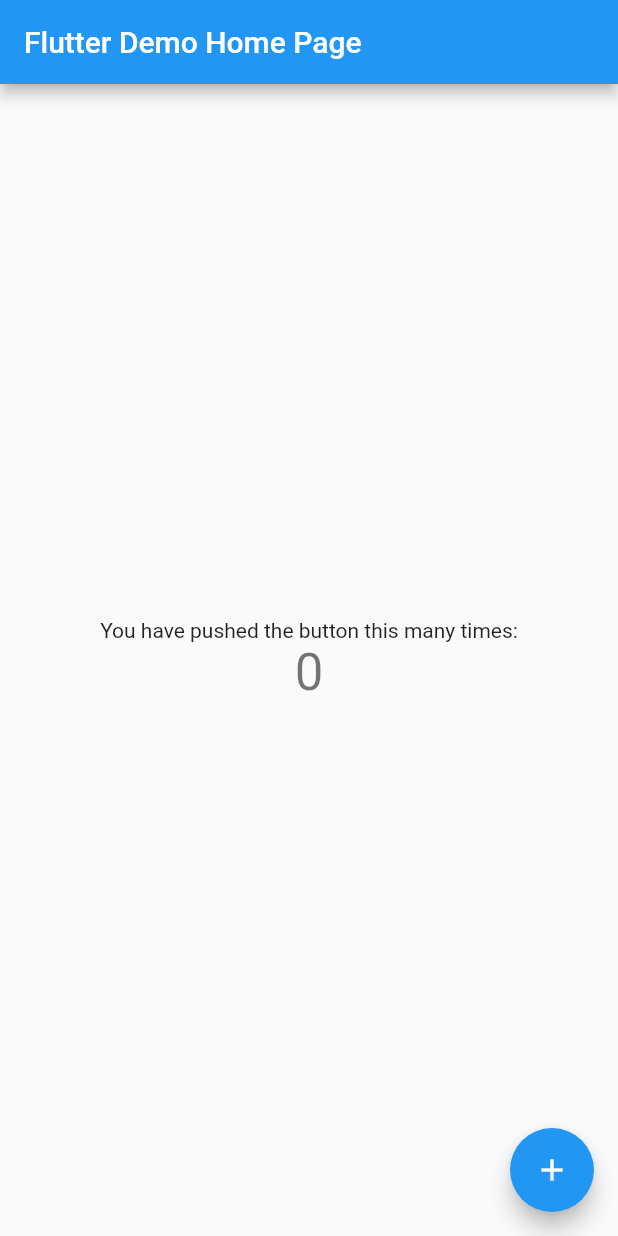
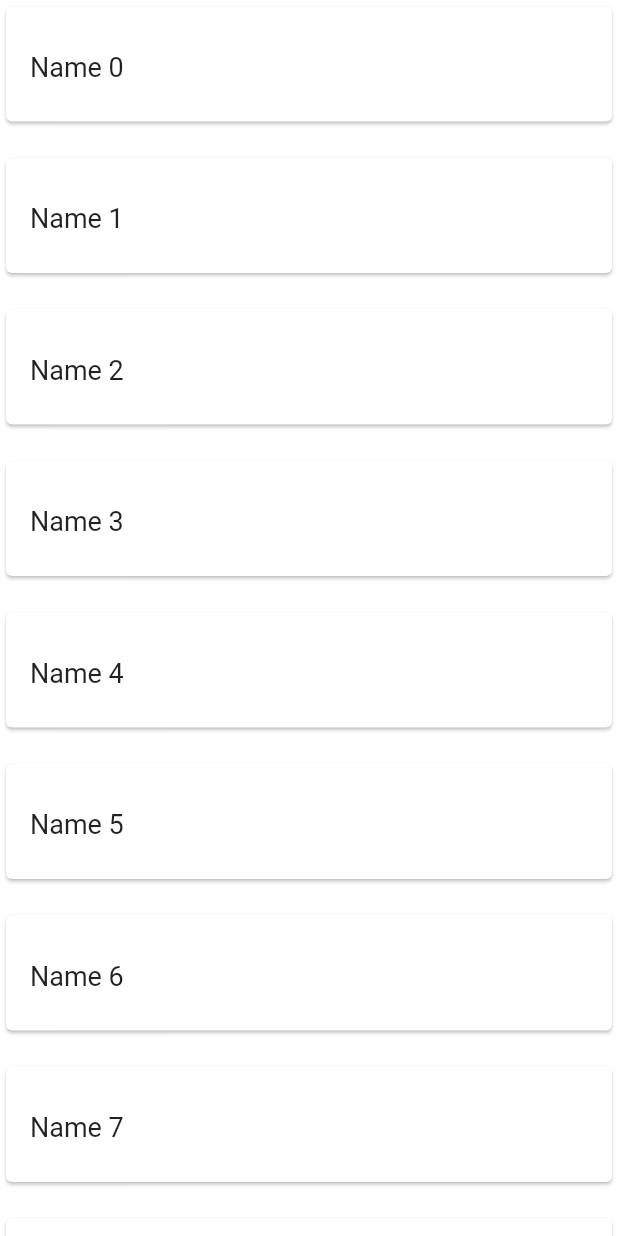
Before and after one commit to daolq3012/Structure_Flutter_Mobile, a Flutter app: the screen it shows after launch, on a phone screen of 412 x 824 dp. Run offline on Flutter 3.47's test engine with Material 2 defaults, Android fonts, the phone set to English and light mode, and no system bars; our stand-ins replace equatable.

Commit message:
Fake data

```diff
--- a/lib/data/model/user.dart
+++ b/lib/data/model/user.dart
@@ -0,0 +1,16 @@
+import 'package:equatable/equatable.dart';
+
+class User extends Equatable {
+  int id;
+  String name;
+  String avatar;
+
+  User(
+    this.id,
+    this.name,
+    this.avatar,
+  );
+
+  @override
+  List<Object> get props => [id, name, avatar];
+}
--- a/lib/main.dart
+++ b/lib/main.dart
@@ -1,117 +1,20 @@
 import 'package:flutter/material.dart';
+import 'package:structure_flutter_mobile/pages/listuser/list_user_page.dart';
 
 void main() {
   runApp(MyApp());
 }
 
 class MyApp extends StatelessWidget {
-  // This widget is the root of your application.
   @override
   Widget build(BuildContext context) {
     return MaterialApp(
       title: 'Flutter Demo',
       theme: ThemeData(
-        // This is the theme of your application.
-        //
-        // Try running your application with "flutter run". You'll see the
-        // application has a blue toolbar. Then, without quitting the app, try
-        // changing the primarySwatch below to Colors.green and then invoke
-        // "hot reload" (press "r" in the console where you ran "flutter run",
-        // or simply save your changes to "hot reload" in a Flutter IDE).
-        // Notice that the counter didn't reset back to zero; the application
-        // is not restarted.
         primarySwatch: Colors.blue,
-        // This makes the visual density adapt to the platform that you run
-        // the app on. For desktop platforms, the controls will be smaller and
-        // closer together (more dense) than on mobile platforms.
         visualDensity: VisualDensity.adaptivePlatformDensity,
       ),
-      home: MyHomePage(title: 'Flutter Demo Home Page'),
+      home: ListUserPage()
     );
   }
 }
-
-class MyHomePage extends StatefulWidget {
-  MyHomePage({Key key, this.title}) : super(key: key);
-
-  // This widget is the home page of your application. It is stateful, meaning
-  // that it has a State object (defined below) that contains fields that affect
-  // how it looks.
-
-  // This class is the configuration for the state. It holds the values (in this
-  // case the title) provided by the parent (in this case the App widget) and
-  // used by the build method of the State. Fields in a Widget subclass are
-  // always marked "final".
-
-  final String title;
-
-  @override
-  _MyHomePageState createState() => _MyHomePageState();
-}
-
-class _MyHomePageState extends State<MyHomePage> {
-  int _counter = 0;
-
-  void _incrementCounter() {
-    setState(() {
-      // This call to setState tells the Flutter framework that something has
-      // changed in this State, which causes it to rerun the build method below
-      // so that the display can reflect the updated values. If we changed
-      // _counter without calling setState(), then the build method would not be
-      // called again, and so nothing would appear to happen.
-      _counter++;
-    });
-  }
-
-  @override
-  Widget build(BuildContext context) {
-    // This method is rerun every time setState is called, for instance as done
-    // by the _incrementCounter method above.
-    //
-    // The Flutter framework has been optimized to make rerunning build methods
-    // fast, so that you can just rebuild anything that needs updating rather
-    // than having to individually change instances of widgets.
-    return Scaffold(
-      appBar: AppBar(
-        // Here we take the value from the MyHomePage object that was created by
-        // the App.build method, and use it to set our appbar title.
-        title: Text(widget.title),
-      ),
-      body: Center(
-        // Center is a layout widget. It takes a single child and positions it
-        // in the middle of the parent.
-        child: Column(
-          // Column is also a layout widget. It takes a list of children and
-          // arranges them vertically. By default, it sizes itself to fit its
-          // children horizontally, and tries to be as tall as its parent.
-          //
-          // Invoke "debug painting" (press "p" in the console, choose the
-          // "Toggle Debug Paint" action from the Flutter Inspector in Android
-          // Studio, or the "Toggle Debug Paint" command in Visual Studio Code)
-          // to see the wireframe for each widget.
-          //
-          // Column has various properties to control how it sizes itself and
-          // how it positions its children. Here we use mainAxisAlignment to
-          // center the children vertically; the main axis here is the vertical
-          // axis because Columns are vertical (the cross axis would be
-          // horizontal).
-          mainAxisAlignment: MainAxisAlignment.center,
-          children: <Widget>[
-            Text(
-              'You have pushed the button this many times:',
-            ),
-            Text(
-              '$_counter',
-              style: Theme.of(context).textTheme.headline4,
-            ),
-          ],
-        ),
-      ),
-      floatingActionButton: FloatingActionButton(
-        onPressed: _incrementCounter,
-        tooltip: 'Increment',
-        child: Icon(Icons.add),
-      ), // This trailing comma makes auto-formatting nicer for build methods.
-    );
-  }
-}
--- /dev/null
+++ b/lib/pages/listuser/list_user_page.dart
@@ -0,0 +1,60 @@
+import 'dart:developer';
+
+import 'package:flutter/material.dart';
+import 'package:structure_flutter_mobile/data/model/user.dart';
+
+class ListUserPage extends StatefulWidget {
+
+  @override
+  State<StatefulWidget> createState() {
+    return ListUserPageState();
+  }
+}
+
+class ListUserPageState extends State<ListUserPage> {
+  ScrollController _scrollController;
+  List<User> users = List<User>();
+
+  @override
+  void initState() {
+    super.initState();
+    _scrollController = ScrollController()..addListener((_onScroll));
+
+    for(int i = 0; i<25; i++) {
+      users.add(User(i,"Name $i", "link$i"));
+    }
+  }
+
+  @override
+  void dispose() {
+    // TODO: implement dispose
+    super.dispose();
+  }
+
+  @override
+  Widget build(BuildContext context) {
+    return ListView.builder(
+      controller: _scrollController,
+      itemCount: users.length,
+      itemBuilder: (context, pos) {
+        return Padding(
+            padding: EdgeInsets.only(bottom: 16.0),
+            child: Card(
+              color: Colors.white,
+              child: Padding(
+                padding: EdgeInsets.symmetric(vertical: 24.0, horizontal: 16.0),
+                child: Text(users[pos].name, style: TextStyle(
+                  fontSize: 18.0,
+                  height: 1.6,
+                ),),
+              ),
+            )
+        );
+      },
+    );
+  }
+
+  _onScroll() {
+    log("scroll");
+  }
+}
--- a/pubspec.yaml
+++ b/pubspec.yaml
@@ -21,6 +21,7 @@ environment:
   sdk: ">=2.7.0 <3.0.0"
 
 dependencies:
+  equatable: ^1.2.3
   flutter:
     sdk: flutter
 
```
Also changed, not shown: pubspec.lock, 1 other file.
